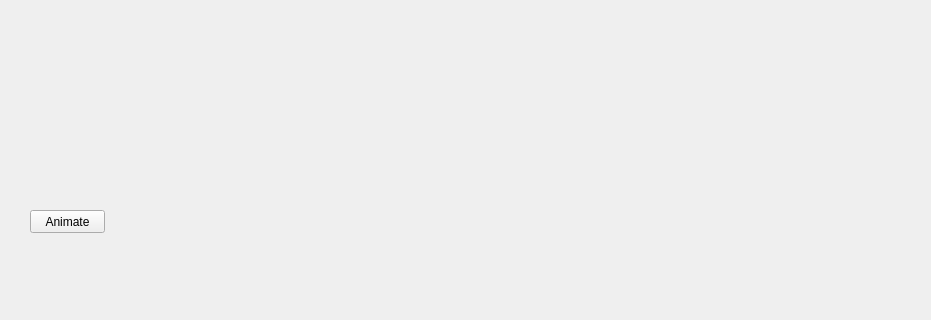
This is main_window.ui in bawoodworth/proj741 as Qt 5 draws it before an edit; both pictures show x 0 to 931 and y 580 to 900 of the 1200 by 900 pixel window. The edited form follows.
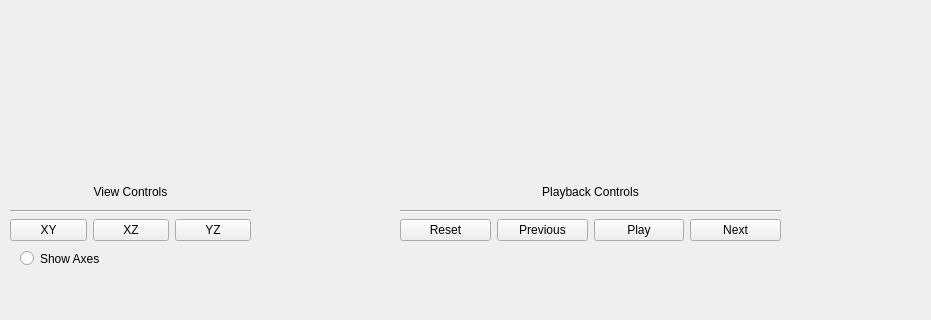
This is the edited form.

Patch:
```diff
--- a/main_window.ui
+++ b/main_window.ui
@@ -14,19 +14,6 @@
    <string>Visualization of Heat Transfer due to Drag Energy</string>
   </property>
   <widget class="QWidget" name="centralwidget">
-   <widget class="QPushButton" name="animateButton">
-    <property name="geometry">
-     <rect>
-      <x>30</x>
-      <y>790</y>
-      <width>75</width>
-      <height>23</height>
-     </rect>
-    </property>
-    <property name="text">
-     <string>Animate</string>
-    </property>
-   </widget>
    <widget class="QWidget" name="verticalLayoutWidget">
     <property name="geometry">
      <rect>
@@ -38,6 +25,134 @@
     </property>
     <layout class="QVBoxLayout" name="verticalLayout"/>
    </widget>
+   <widget class="QWidget" name="verticalLayoutWidget_2">
+    <property name="geometry">
+     <rect>
+      <x>400</x>
+      <y>760</y>
+      <width>381</width>
+      <height>61</height>
+     </rect>
+    </property>
+    <layout class="QVBoxLayout" name="playback_vertical_layout">
+     <item>
+      <widget class="QLabel" name="label">
+       <property name="text">
+        <string>Playback Controls</string>
+       </property>
+       <property name="alignment">
+        <set>Qt::AlignCenter</set>
+       </property>
+      </widget>
+     </item>
+     <item>
+      <widget class="Line" name="line">
+       <property name="orientation">
+        <enum>Qt::Horizontal</enum>
+       </property>
+      </widget>
+     </item>
+     <item>
+      <layout class="QHBoxLayout" name="playback_button_layout">
+       <item>
+        <widget class="QPushButton" name="reset_button">
+         <property name="text">
+          <string>Reset</string>
+         </property>
+        </widget>
+       </item>
+       <item>
+        <widget class="QPushButton" name="prev_button">
+         <property name="text">
+          <string>Previous</string>
+         </property>
+        </widget>
+       </item>
+       <item>
+        <widget class="QPushButton" name="animate_button">
+         <property name="text">
+          <string>Play</string>
+         </property>
+        </widget>
+       </item>
+       <item>
+        <widget class="QPushButton" name="next_button">
+         <property name="text">
+          <string>Next</string>
+         </property>
+        </widget>
+       </item>
+      </layout>
+     </item>
+    </layout>
+   </widget>
+   <widget class="QWidget" name="verticalLayoutWidget_3">
+    <property name="geometry">
+     <rect>
+      <x>10</x>
+      <y>760</y>
+      <width>241</width>
+      <height>61</height>
+     </rect>
+    </property>
+    <layout class="QVBoxLayout" name="verticalLayout_3">
+     <item>
+      <widget class="QLabel" name="label_2">
+       <property name="text">
+        <string>View Controls</string>
+       </property>
+       <property name="alignment">
+        <set>Qt::AlignCenter</set>
+       </property>
+      </widget>
+     </item>
+     <item>
+      <widget class="Line" name="line_2">
+       <property name="orientation">
+        <enum>Qt::Horizontal</enum>
+       </property>
+      </widget>
+     </item>
+     <item>
+      <layout class="QHBoxLayout" name="horizontalLayout_2">
+       <item>
+        <widget class="QPushButton" name="xy_button">
+         <property name="text">
+          <string>XY</string>
+         </property>
+        </widget>
+       </item>
+       <item>
+        <widget class="QPushButton" name="xz_button">
+         <property name="text">
+          <string>XZ</string>
+         </property>
+        </widget>
+       </item>
+       <item>
+        <widget class="QPushButton" name="yz_button">
+         <property name="text">
+          <string>YZ</string>
+         </property>
+        </widget>
+       </item>
+      </layout>
+     </item>
+    </layout>
+   </widget>
+   <widget class="QRadioButton" name="axes_button">
+    <property name="geometry">
+     <rect>
+      <x>20</x>
+      <y>830</y>
+      <width>82</width>
+      <height>17</height>
+     </rect>
+    </property>
+    <property name="text">
+     <string>Show Axes</string>
+    </property>
+   </widget>
   </widget>
   <widget class="QMenuBar" name="menubar">
    <property name="geometry">
```
